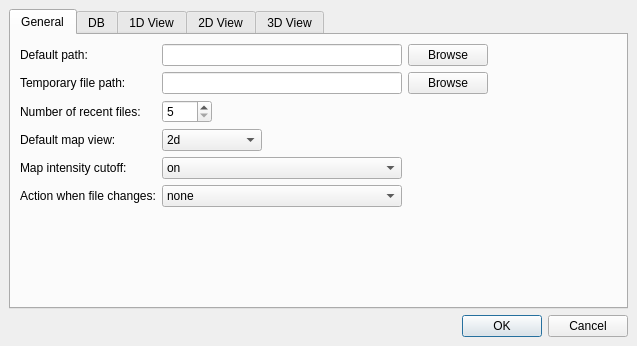
Above: source/VISUAL/DIALOGS/TOPPViewPrefDialog.ui from hroest/flaming-archer before the change. Below: the same form after it.
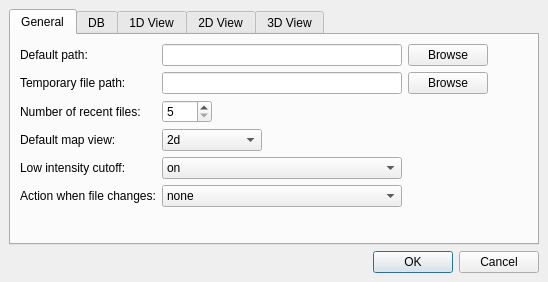
That is the form after the change. Custom widgets are drawn as their Qt base class.

Commit message: TOPPView: Rewritten the code that opens data from files/DB

```diff
--- a/source/VISUAL/DIALOGS/TOPPViewPrefDialog.ui
+++ b/source/VISUAL/DIALOGS/TOPPViewPrefDialog.ui
@@ -5,8 +5,8 @@
    <rect>
     <x>0</x>
     <y>0</y>
-    <width>637</width>
-    <height>346</height>
+    <width>548</width>
+    <height>282</height>
    </rect>
   </property>
   <property name="windowTitle" >
@@ -169,7 +169,7 @@
 &lt;p style=" margin-top:0px; margin-bottom:0px; margin-left:0px; margin-right:0px; -qt-block-indent:0; text-indent:0px;">Using this option, the noise level is estimated and a data filter is added in order to speed up the painting. The filter can be removed in the data filter toolbox.&lt;/p>&lt;/body>&lt;/html></string>
          </property>
          <property name="text" >
-          <string>Map intensity cutoff:</string>
+          <string>Low intensity cutoff:</string>
          </property>
         </widget>
        </item>
```
The commit also changes 5 other files.
